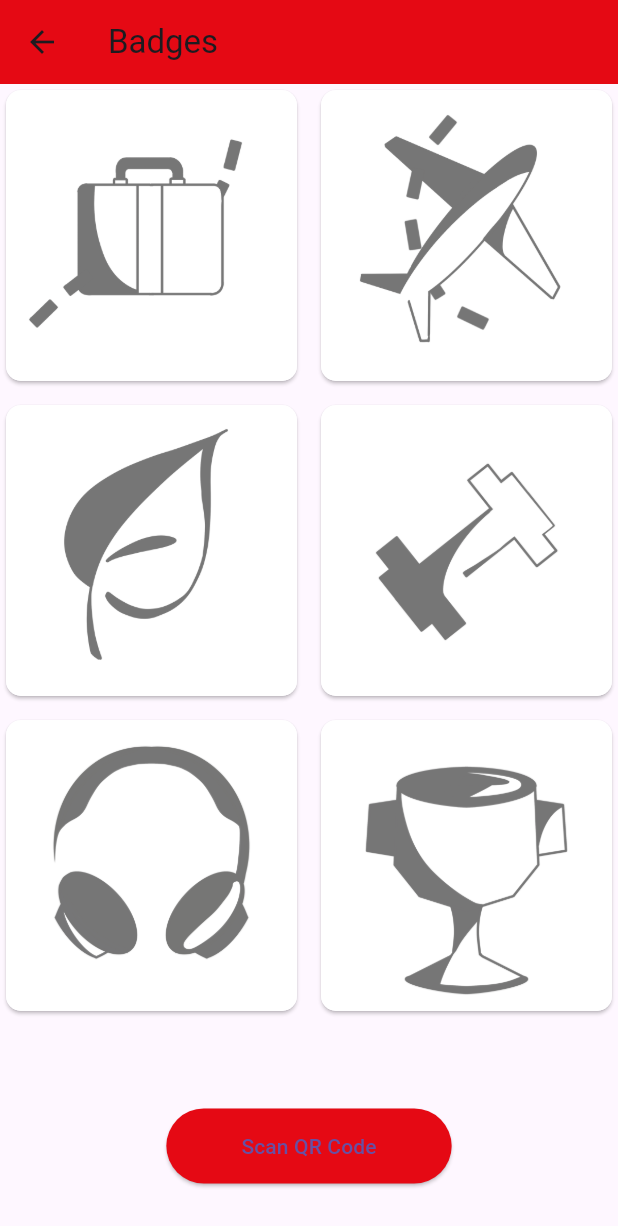
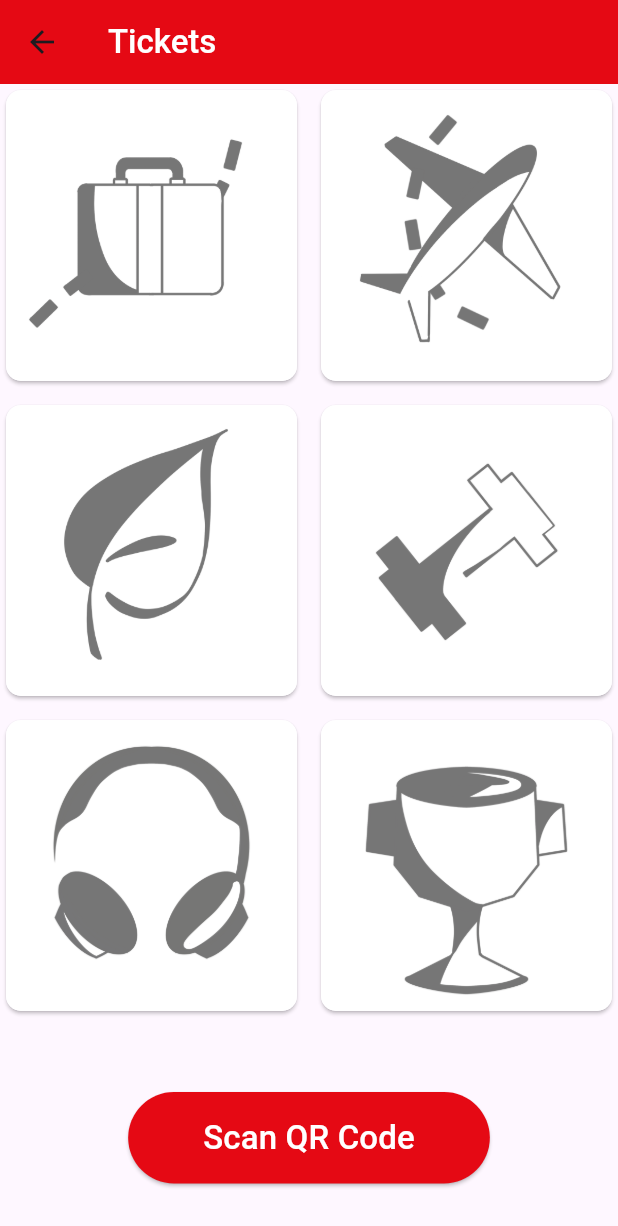
Before and after one commit to PulgaLuca/StartHack_Virgin_25, a Flutter app: the BadgesPage screen opened directly, on a phone screen of 412 x 824 dp. Shown: the top 1226 px of the screen. Run offline on Flutter 3.47's test engine with Material 3 defaults, Android fonts, the phone set to English and light mode, and no system bars; missing offline and left inert: mobile_scanner.

Commit message:
Fixed text colors

```diff
--- a/virgin_app/lib/activity_page.dart
+++ b/virgin_app/lib/activity_page.dart
@@ -217,18 +217,6 @@ class _ActivityPageState extends State<ActivityPage> {
         backgroundColor: virginRed,
         elevation: 2,
         centerTitle: false,
-        // Freccia indietro stile classico "<" a sinistra
-        leading: IconButton(
-          icon: Icon(Icons.chevron_left, color: Colors.white),
-          onPressed: () {
-            // Torna alla HomePage
-
-            Navigator.pushReplacement(
-              context,
-              MaterialPageRoute(builder: (context) => HomePage()),
-            );
-          },
-        ),
         iconTheme: IconThemeData(
           color: Colors.white,
         ),
--- a/virgin_app/lib/badges_page.dart
+++ b/virgin_app/lib/badges_page.dart
@@ -21,7 +21,14 @@ class _BadgesPageState extends State<BadgesPage> {
   Widget build(BuildContext context) {
     return Scaffold(
       appBar: AppBar(
-        title: Text('Badges'),
+        title: Text(
+          'Tickets',
+          style: TextStyle(
+            fontSize: 22,
+            fontWeight: FontWeight.w500,
+            color: Colors.white,
+          ),
+        ),
         backgroundColor: virginRed,
       ),
       body: Stack(
@@ -56,7 +63,6 @@ class _BadgesPageState extends State<BadgesPage> {
             right: 0,
             child: Center(
               child: ElevatedButton(
-                child: Text('Scan QR Code'),
                 onPressed: () => Navigator.of(context).push(
                   MaterialPageRoute(
                     builder: (context) => QrCodeScanner(
@@ -77,6 +83,14 @@ class _BadgesPageState extends State<BadgesPage> {
                   backgroundColor: virginRed,
                   padding: EdgeInsets.symmetric(horizontal: 50, vertical: 15),
                 ),
+                child: Text(
+                  'Scan QR Code',
+                  style: TextStyle(
+                    fontSize: 22,
+                    fontWeight: FontWeight.w500,
+                    color: Colors.white,
+                  ),
+                ),
               ),
             ),
           ),
```
